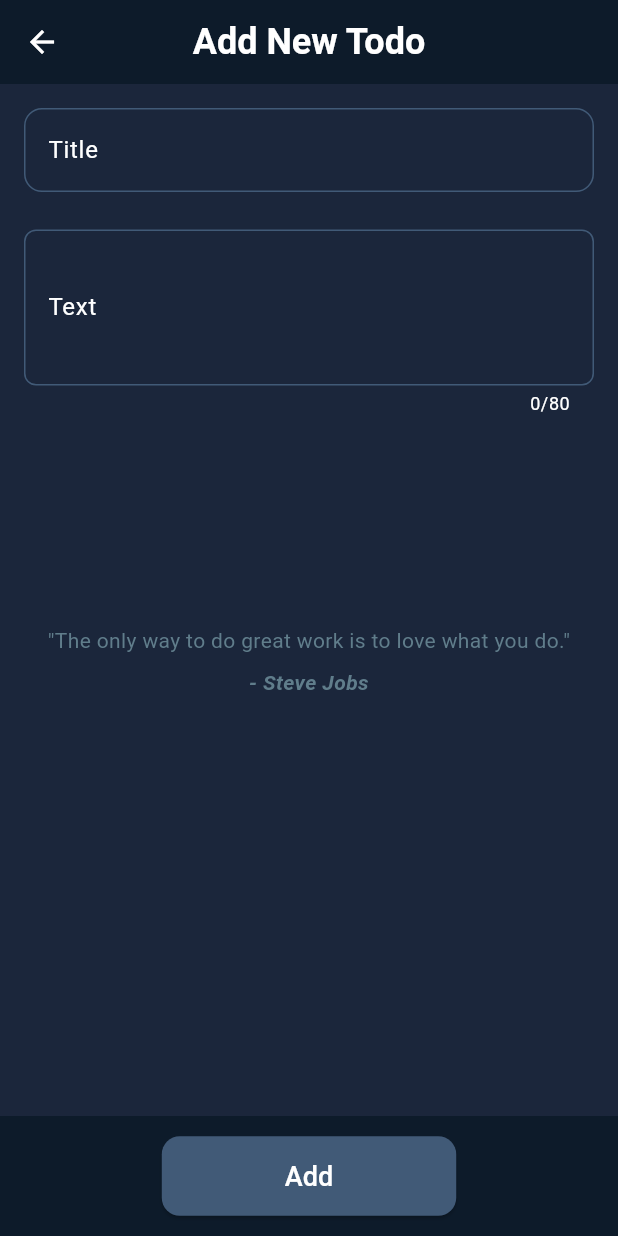
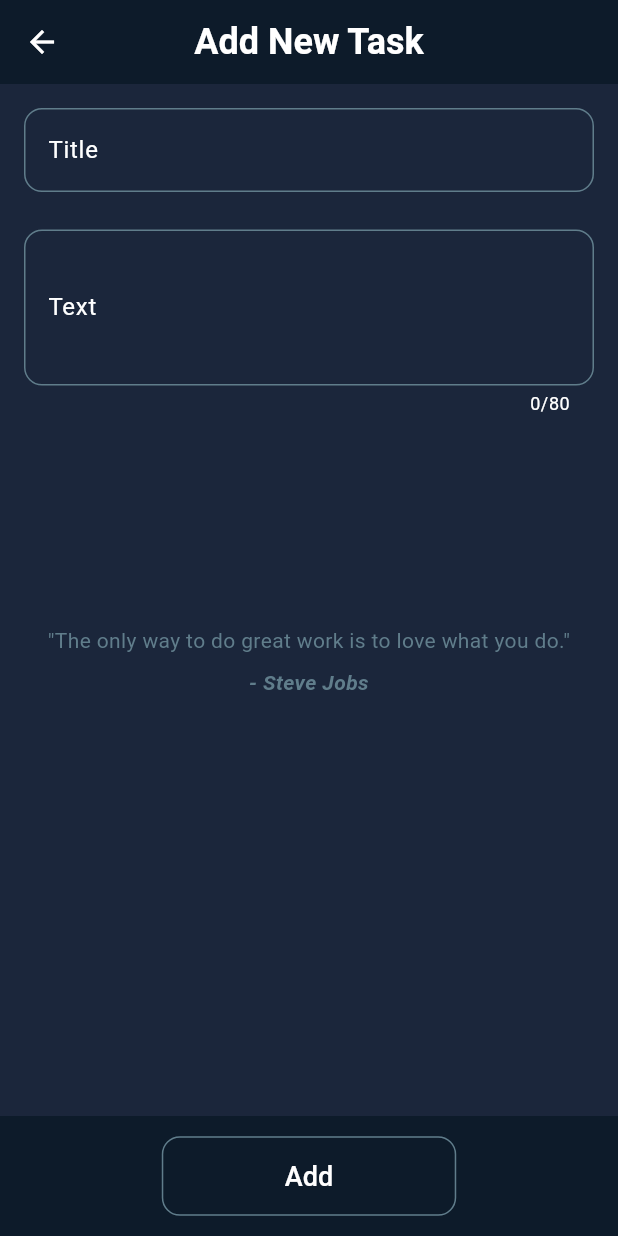
Before and after one commit to pamiracar/Task-Riot, a Flutter app: the screen it shows after launch, after a tap on the "add" icon, on a phone screen of 412 x 824 dp. Run offline on Flutter 3.47's test engine with Material 3 defaults, Android fonts, the phone set to English and light mode, and no system bars; our stand-ins replace shared_preferences.

Commit message:
app completed

```diff
--- a/lib/pages/add_page.dart
+++ b/lib/pages/add_page.dart
@@ -1,6 +1,8 @@
 import 'dart:math';
 
 import 'package:flutter/material.dart';
+import 'package:task_riot/services/shared_prefences_service.dart';
+import 'package:task_riot/services/todo.dart';
 
 class AddPage extends StatefulWidget {
   const AddPage({super.key});
@@ -12,6 +14,9 @@ class AddPage extends StatefulWidget {
 class _AddPageState extends State<AddPage> {
   final TextEditingController _titleController = TextEditingController();
   final TextEditingController _textController = TextEditingController();
+  final _formKey = GlobalKey<FormState>();
+
+  final SharedPrefencesService _prefencesService = SharedPrefencesService();
 
   final List<Map<String, String>> quotes = [
     {
@@ -116,7 +121,7 @@ class _AddPageState extends State<AddPage> {
   @override
   Widget build(BuildContext context) {
     return Scaffold(
-      appBar: AppBar(title: Text("Add New Todo")),
+      appBar: AppBar(title: Text("Add New Task")),
       bottomNavigationBar: BottomAppBar(
         child: Row(
           mainAxisAlignment: MainAxisAlignment.center,
@@ -129,12 +134,15 @@ class _AddPageState extends State<AddPage> {
                   vertical: 16,
                   horizontal: 32,
                 ),
+                elevation: 0,
                 textStyle: const TextStyle(
                   fontSize: 18,
                   fontWeight: FontWeight.bold,
                 ),
+                backgroundColor: Color(0xFF0D1B2A),
                 shape: RoundedRectangleBorder(
                   borderRadius: BorderRadius.circular(12),
+                  side: BorderSide(color: Colors.blueGrey),
                 ),
               ),
               child: Padding(
@@ -152,48 +160,71 @@ class _AddPageState extends State<AddPage> {
         padding: const EdgeInsets.all(16.0),
         child: Column(
           children: [
+            Form(
+              key: _formKey,
+              child: Column(
+                children: [
                   TextFormField(
                     controller: _titleController,
+                    validator: (value) {
+                      if (value!.isEmpty) {
+                        return 'Please write something';
+                      }
+                      return null;
+                    },
                     decoration: InputDecoration(
                       enabledBorder: OutlineInputBorder(
                         borderRadius: BorderRadius.circular(12),
-                  borderSide: BorderSide(color: Color(0xFF415A77)),
+                        borderSide: BorderSide(color: Colors.blueGrey),
                       ),
                       focusedBorder: OutlineInputBorder(
                         borderRadius: BorderRadius.circular(12),
                         borderSide: BorderSide(color: Colors.white),
                       ),
-                label: Text("Title", style: TextStyle(color: Colors.white)),
+                      label: Text(
+                        "Title",
+                        style: TextStyle(color: Colors.white),
+                      ),
                     ),
                   ),
                   SizedBox(height: 25),
                   TextFormField(
                     controller: _textController,
+                    validator: (value) {
+                      if (value!.isEmpty) {
+                        return "Please write something";
+                      }
+                      return null;
+                    },
                     decoration: InputDecoration(
                       enabledBorder: OutlineInputBorder(
-                  borderRadius: BorderRadius.circular(8),
-                  borderSide: BorderSide(color: Color(0xFF415A77)),
+                        borderRadius: BorderRadius.circular(12),
+                        borderSide: BorderSide(color: Colors.blueGrey),
                       ),
                       focusedBorder: OutlineInputBorder(
                         borderRadius: BorderRadius.circular(12),
                         borderSide: BorderSide(color: Colors.white),
                       ),
-                label: Text("Text", style: TextStyle(color: Colors.white)),
+                      label: Text(
+                        "Text",
+                        style: TextStyle(color: Colors.white),
+                      ),
                     ),
                     maxLines: 3,
                     maxLength: 80,
                   ),
-            SizedBox(height: 140,),
+                ],
+              ),
+            ),
+
+            SizedBox(height: 140),
             Column(
               mainAxisSize: MainAxisSize.max,
               mainAxisAlignment: MainAxisAlignment.center,
               children: [
                 Text(
                   '"${selectedQuote["quote"]}"',
-                  style: const TextStyle(
-                    fontSize: 14,
-                    color: Colors.blueGrey,
-                  ),
+                  style: const TextStyle(fontSize: 14, color: Colors.blueGrey),
                   textAlign: TextAlign.center,
                 ),
                 const SizedBox(height: 8),
@@ -215,5 +246,15 @@ class _AddPageState extends State<AddPage> {
     );
   }
 
-  void addButton() {}
+  void addButton() async {
+    if (_formKey.currentState!.validate()) {
+      Todo task = Todo(title: _titleController.text, text: _titleController.text);
+      await _prefencesService.saveData(task.title, _textController.text);
+      Navigator.pop(context);
+      setState(() {
+
+      });
+
     }
+  }
+}
--- a/lib/pages/main_page.dart
+++ b/lib/pages/main_page.dart
@@ -1,6 +1,7 @@
 import 'package:flutter/material.dart';
 import 'package:task_riot/pages/add_page.dart';
-import 'package:task_riot/services/todo.dart';
+import 'package:task_riot/pages/settings_page.dart';
+import 'package:task_riot/services/shared_prefences_service.dart';
 
 class MainPage extends StatefulWidget {
   const MainPage({super.key});
@@ -10,30 +11,49 @@ class MainPage extends StatefulWidget {
 }
 
 class _MainPageState extends State<MainPage> {
-  List<Todo> todos = [
-    Todo(title: "Merhaba", text: "Deneme"),
-    Todo(title: "Denem2", text: "merhaba"),
-  ];
+  List<MapEntry<String, String>> todosList = [];
+
+  @override
+  void initState() {
+    super.initState();
+    loadTodos();
+  }
+
+  Future<void> loadTodos() async {
+    final service = SharedPrefencesService();
+    await service.init();
+
+    Map<String, String> todosMap = await service.getAllData();
+    setState(() {
+      todosList = todosMap.entries.toList();
+    });
+  }
 
   @override
   Widget build(BuildContext context) {
     return Scaffold(
       backgroundColor: Theme.of(context).scaffoldBackgroundColor,
-      appBar: AppBar(title: Text("Task Riot")),
+      appBar: AppBar(
+        title: Text("Task Riot"),
+      ),
       floatingActionButton: FloatingActionButton(
         onPressed: add,
         child: Icon(Icons.add),
       ),
       body: Padding(
         padding: const EdgeInsets.all(10.0),
-        child: ListView.builder(
+        child: todosList.isEmpty
+            ? Center(child: Text("Please add tasks"))
+            : ListView.builder(
+                itemCount: todosList.length,
                 itemBuilder: (BuildContext context, int index) {
+                  final todo = todosList[index];
                   return Column(
                     children: [
-                SizedBox(height: 10,),
+                      SizedBox(height: 10),
                       Dismissible(
                         key: UniqueKey(),
-                  onDismissed: (direction) => onDismissed(),
+                        onDismissed: (direction) => onDismissed(todo.key),
                         background: Container(
                           decoration: BoxDecoration(
                             borderRadius: BorderRadius.circular(10),
@@ -41,17 +61,17 @@ class _MainPageState extends State<MainPage> {
                           ),
                           alignment: Alignment.centerRight,
                           padding: EdgeInsets.only(right: 20),
-                    child: Icon(
-                      Icons.delete_forever_outlined,
-                    ),
+                          child: Icon(Icons.delete_forever_outlined),
                         ),
                         confirmDismiss: (direction) async {
                           return await showDialog(
                             context: context,
                             builder: (context) {
                               return AlertDialog(
-                          title: const Text("Delete Todo"),
-                          content: const Text("Are you sure you want to delete?"),
+                                title: const Text("Delete Task"),
+                                content: const Text(
+                                  "Are you sure you want to delete?",
+                                ),
                                 actions: [
                                   TextButton(
                                     onPressed: () {
@@ -92,14 +112,16 @@ class _MainPageState extends State<MainPage> {
                                   mainAxisAlignment: MainAxisAlignment.center,
                                   children: [
                                     Text(
-                                todos[index].title,
-                                style: Theme.of(context).textTheme.headlineSmall,
+                                      todo.key,
+                                      style: Theme.of(
+                                        context,
+                                      ).textTheme.headlineSmall,
                                       overflow: TextOverflow.ellipsis,
                                       maxLines: 1,
                                       softWrap: false,
                                     ),
                                     Text(
-                                todos[index].text,
+                                      todo.value,
                                       style: Theme.of(context).textTheme.labelMedium,
                                       overflow: TextOverflow.ellipsis,
                                       maxLines: 1,
@@ -115,15 +137,18 @@ class _MainPageState extends State<MainPage> {
                     ],
                   );
                 },
-          itemCount: todos.length,
               ),
       ),
     );
   }
 
-  void add() {
-    Navigator.push(context, MaterialPageRoute(builder:(context) => AddPage()));
+  void add() async{
+    await Navigator.push(context, MaterialPageRoute(builder: (context) => AddPage()));
+    await loadTodos();
   }
 
-  void onDismissed() {}
+  void onDismissed(String title) async{
+      await SharedPrefencesService().deleteData(title);
+
   }
+}
--- a/lib/pages/settings_page.dart
+++ b/lib/pages/settings_page.dart
@@ -5,6 +5,10 @@ class SettingsPage extends StatelessWidget {
 
   @override
   Widget build(BuildContext context) {
-    return const Placeholder();
+    return Scaffold(
+      appBar: AppBar(
+        title: const Text("Settings"),
+      ),
+    );
   }
 }
--- a/lib/services/shared_prefences_service.dart
+++ b/lib/services/shared_prefences_service.dart
@@ -0,0 +1,39 @@
+import 'package:shared_preferences/shared_preferences.dart';
+
+class SharedPrefencesService {
+  late SharedPreferences _preferences;
+
+
+  Future<void> init() async {
+    _preferences = await SharedPreferences.getInstance();
+  }
+
+  Future<void> deleteData(String title) async {
+    _preferences = await SharedPreferences.getInstance();
+    await _preferences.remove(title);
+  }
+
+  Future<void> saveData(String title, String text) async {
+    _preferences = await SharedPreferences.getInstance();
+    await _preferences.setString(title, text);
+  }
+
+  Future<String?> getData(String title)async{
+    _preferences = await SharedPreferences.getInstance();
+
+    return _preferences.getString(title);
+  }
+
+  Future<Map<String, String>> getAllData() async {
+  _preferences = await SharedPreferences.getInstance();
+  final keys = _preferences.getKeys();
+  Map<String, String> allData = {};
+  for (var key in keys) {
+    final value = _preferences.getString(key);
+    if (value != null) {
+      allData[key] = value;
+    }
+  }
+  return allData;
+}
+}
--- a/lib/theme/theme.dart
+++ b/lib/theme/theme.dart
@@ -24,17 +24,7 @@ final ThemeData monoDarkBlueTheme = ThemeData(
     backgroundColor: Color(0xFF415A77),
     foregroundColor: Colors.white,
   ),
-  elevatedButtonTheme: ElevatedButtonThemeData(
-    style: ElevatedButton.styleFrom(
-      backgroundColor: Color(0xFF415A77),
-      foregroundColor: Colors.white,
-      textStyle: TextStyle(fontWeight: FontWeight.w600),
-      padding: EdgeInsets.symmetric(horizontal: 20, vertical: 12),
-      shape: RoundedRectangleBorder(
-        borderRadius: BorderRadius.circular(8),
-      ),
-    ),
-  ),
+
   /* inputDecorationTheme: InputDecorationTheme(
     filled: true,
     fillColor: Color(0xFF1B263B),
--- a/pubspec.yaml
+++ b/pubspec.yaml
@@ -34,6 +34,7 @@ dependencies:
   # The following adds the Cupertino Icons font to your application.
   # Use with the CupertinoIcons class for iOS style icons.
   cupertino_icons: ^1.0.8
+  shared_preferences: ^2.5.3
 
 dev_dependencies:
   flutter_test:
```
Also changed, not shown: pubspec.lock, 10 other files. Lines whose indentation alone changed are shown as unchanged.
